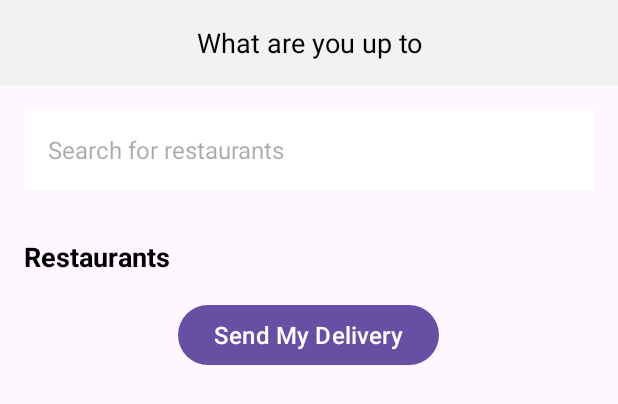
After one commit to zisan23/PastryTreat, an Android app: the layout delivery.xml on its own in the app's theme, with its tools: preview values and no code run, on a phone screen of 412 x 824 dp. The commit adds this screen. Shown: the top 404 px of the screen. Run offline under Robolectric (Android 15) with nearby library versions, the phone set to English and light mode, and no system bars; Roboto replaces fonts that are not available here.

Commit message:
deliveryactivity,deli,redforrest,whitecake,yellowice

```diff
--- /dev/null
+++ b/app/src/main/res/layout/delivery.xml
@@ -0,0 +1,61 @@
+<?xml version="1.0" encoding="utf-8"?>
+<RelativeLayout xmlns:android="http://schemas.android.com/apk/res/android"
+    android:layout_width="match_parent"
+    android:layout_height="match_parent">
+
+    <!-- Title Bar -->
+    <TextView
+        android:id="@+id/title"
+        android:layout_width="match_parent"
+        android:layout_height="wrap_content"
+        android:text="What are you up to"
+        android:textSize="18sp"
+        android:textColor="#000"
+        android:gravity="center"
+        android:padding="16dp"
+        android:background="#F2F2F2"
+        android:layout_alignParentTop="true"
+        android:layout_alignParentStart="true"
+        android:layout_alignParentLeft="true"
+        android:layout_alignParentEnd="true"
+        android:layout_alignParentRight="true"/>
+
+    <!-- Search Bar -->
+    <EditText
+        android:id="@+id/searchEditText"
+        android:layout_width="match_parent"
+        android:layout_height="wrap_content"
+        android:layout_below="@id/title"
+        android:hint="Search for restaurants"
+        android:padding="16dp"
+        android:background="#FFFFFF"
+        android:textColor="#000"
+        android:textSize="16sp"
+        android:layout_margin="16dp"/>
+
+    <!-- Restaurants Text -->
+    <TextView
+        android:id="@+id/restaurantsText"
+        android:layout_width="wrap_content"
+        android:layout_height="wrap_content"
+        android:layout_below="@id/searchEditText"
+        android:text="Restaurants"
+        android:textSize="18sp"
+        android:textStyle="bold"
+        android:textColor="#000"
+        android:layout_marginTop="16dp"
+        android:layout_marginStart="16dp"
+        android:layout_marginLeft="16dp"/>
+
+    <!-- Send My Delivery Button -->
+    <Button
+        android:id="@+id/sendDeliveryButton"
+        android:layout_width="wrap_content"
+        android:layout_height="wrap_content"
+        android:layout_below="@id/restaurantsText"
+        android:text="Send My Delivery"
+        android:textSize="16sp"
+        android:layout_margin="16dp"
+        android:layout_centerHorizontal="true"/>
+
+</RelativeLayout>
```
Also changed, not shown: app/src/main/java/com/example/pastry_treat/DeliveryActivity.java (+37 -0 lines), app/src/main/res/layout/redforrest.xml (added, +73 -0 lines), app/src/main/res/layout/whitecake.xml (added, +73 -0 lines), app/src/main/res/layout/yellowicecake.xml (added, +73 -0 lines).
